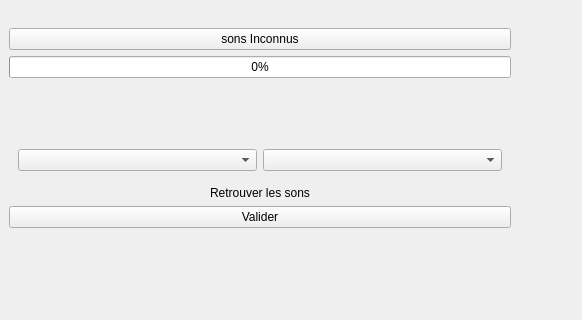
Above: audiopuzzlewindow.ui from Newtonietzsche/EscapeGameSoundApp before the change; both pictures show x 0 to 582 and y 103 to 423 of the 947 by 645 pixel window. Below: the same form after it.
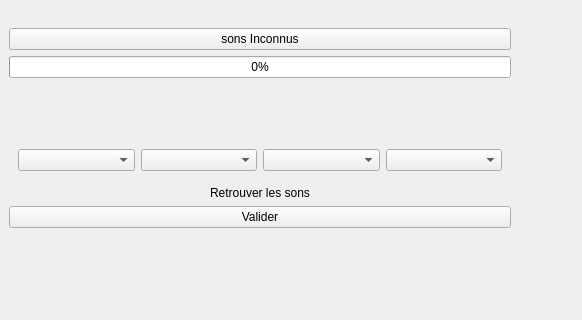
That is the form after the change.

The edit to the form file:
```diff
--- a/audiopuzzlewindow.ui
+++ b/audiopuzzlewindow.ui
@@ -144,6 +144,12 @@
          <item>
           <widget class="QComboBox" name="comboBox_2"/>
          </item>
+         <item>
+          <widget class="QComboBox" name="comboBox_3"/>
+         </item>
+         <item>
+          <widget class="QComboBox" name="comboBox_4"/>
+         </item>
         </layout>
        </item>
       </layout>
```
